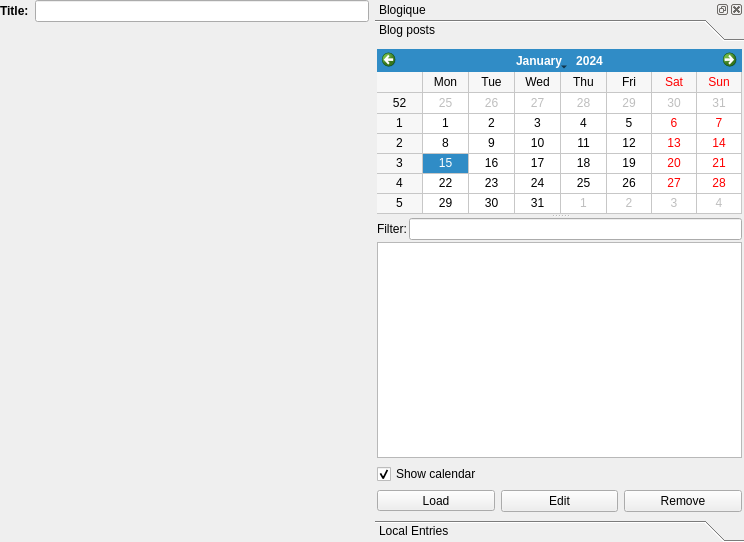
This is src/plugins/blogique/blogiquewidget.ui in 0xd34df00d/leechcraft as Qt 5 draws it before an edit. The edited form follows.
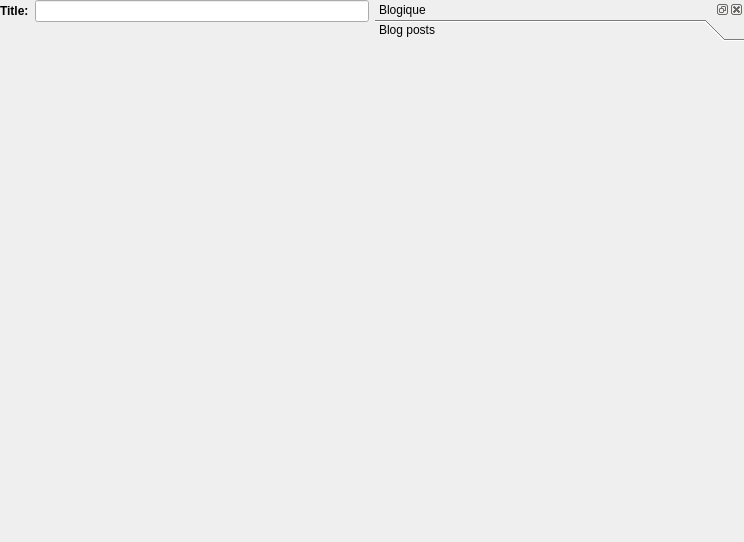
This is the edited form. Custom widgets are drawn as their Qt base class.

```diff
--- a/src/plugins/blogique/blogiquewidget.ui
+++ b/src/plugins/blogique/blogiquewidget.ui
@@ -96,194 +96,12 @@
             <x>0</x>
             <y>0</y>
             <width>369</width>
-            <height>463</height>
+            <height>490</height>
            </rect>
           </property>
           <attribute name="label">
            <string>Blog posts</string>
           </attribute>
-          <layout class="QGridLayout" name="gridLayout">
-           <property name="margin">
-            <number>2</number>
-           </property>
-           <item row="0" column="0">
-            <widget class="QSplitter" name="CalendarSplitter_">
-             <property name="orientation">
-              <enum>Qt::Vertical</enum>
-             </property>
-             <widget class="LeechCraft::Blogique::CalendarWidget" name="Calendar_">
-              <property name="firstDayOfWeek">
-               <enum>Qt::Monday</enum>
-              </property>
-              <property name="gridVisible">
-               <bool>true</bool>
-              </property>
-              <property name="dateEditEnabled">
-               <bool>false</bool>
-              </property>
-             </widget>
-             <widget class="QWidget" name="layoutWidget">
-              <layout class="QVBoxLayout" name="verticalLayout_2">
-               <property name="spacing">
-                <number>2</number>
-               </property>
-               <item>
-                <layout class="QHBoxLayout" name="horizontalLayout_3">
-                 <item>
-                  <widget class="QLabel" name="label_2">
-                   <property name="text">
-                    <string>Filter:</string>
-                   </property>
-                  </widget>
-                 </item>
-                 <item>
-                  <widget class="QLineEdit" name="PostsFilter_"/>
-                 </item>
-                </layout>
-               </item>
-               <item>
-                <widget class="QTreeView" name="PostsView_">
-                 <property name="sizePolicy">
-                  <sizepolicy hsizetype="Minimum" vsizetype="Expanding">
-                   <horstretch>0</horstretch>
-                   <verstretch>0</verstretch>
-                  </sizepolicy>
-                 </property>
-                 <property name="alternatingRowColors">
-                  <bool>true</bool>
-                 </property>
-                 <property name="rootIsDecorated">
-                  <bool>false</bool>
-                 </property>
-                </widget>
-               </item>
-              </layout>
-             </widget>
-            </widget>
-           </item>
-           <item row="1" column="0">
-            <widget class="QCheckBox" name="CalendarVisibility_">
-             <property name="text">
-              <string>Show calendar</string>
-             </property>
-             <property name="checked">
-              <bool>true</bool>
-             </property>
-            </widget>
-           </item>
-           <item row="2" column="0">
-            <layout class="QHBoxLayout" name="horizontalLayout_5" stretch="0,0,0">
-             <item>
-              <widget class="QToolButton" name="UpdateEntries_">
-               <property name="sizePolicy">
-                <sizepolicy hsizetype="Minimum" vsizetype="Fixed">
-                 <horstretch>0</horstretch>
-                 <verstretch>0</verstretch>
-                </sizepolicy>
-               </property>
-               <property name="toolTip">
-                <string>Show last entries.</string>
-               </property>
-               <property name="text">
-                <string>Load</string>
-               </property>
-               <property name="popupMode">
-                <enum>QToolButton::InstantPopup</enum>
-               </property>
-              </widget>
-             </item>
-             <item>
-              <widget class="QPushButton" name="Edit_">
-               <property name="toolTip">
-                <string>Post will be opened for editing in current tab.</string>
-               </property>
-               <property name="text">
-                <string>Edit</string>
-               </property>
-              </widget>
-             </item>
-             <item>
-              <widget class="QPushButton" name="RemoveRemotePost_">
-               <property name="toolTip">
-                <string>Post will be removed from local storage and from user's blog.</string>
-               </property>
-               <property name="text">
-                <string>Remove</string>
-               </property>
-              </widget>
-             </item>
-            </layout>
-           </item>
-          </layout>
-         </widget>
-         <widget class="QWidget" name="LocalEntries_">
-          <property name="geometry">
-           <rect>
-            <x>0</x>
-            <y>0</y>
-            <width>262</width>
-            <height>146</height>
-           </rect>
-          </property>
-          <attribute name="label">
-           <string>Local Entries</string>
-          </attribute>
-          <layout class="QGridLayout" name="gridLayout_3">
-           <property name="margin">
-            <number>2</number>
-           </property>
-           <item row="0" column="0" colspan="2">
-            <layout class="QVBoxLayout" name="verticalLayout_3">
-             <item>
-              <layout class="QHBoxLayout" name="horizontalLayout_4">
-               <item>
-                <widget class="QLabel" name="label_3">
-                 <property name="text">
-                  <string>Filter:</string>
-                 </property>
-                </widget>
-               </item>
-               <item>
-                <widget class="QLineEdit" name="DraftsFilter_"/>
-               </item>
-              </layout>
-             </item>
-             <item>
-              <widget class="QTreeView" name="LocalEntriesView_">
-               <property name="sizePolicy">
-                <sizepolicy hsizetype="Minimum" vsizetype="Expanding">
-                 <horstretch>0</horstretch>
-                 <verstretch>0</verstretch>
-                </sizepolicy>
-               </property>
-               <property name="rootIsDecorated">
-                <bool>false</bool>
-               </property>
-              </widget>
-             </item>
-            </layout>
-           </item>
-           <item row="1" column="0">
-            <widget class="QPushButton" name="RemoveDraft_">
-             <property name="toolTip">
-              <string>Remove draft from local storage.</string>
-             </property>
-             <property name="text">
-              <string>Remove</string>
-             </property>
-            </widget>
-           </item>
-           <item row="1" column="1">
-            <widget class="QPushButton" name="PublishDraft_">
-             <property name="toolTip">
-              <string>Publish draft to user's blog.</string>
-             </property>
-             <property name="text">
-              <string>Publish</string>
-             </property>
-            </widget>
-           </item>
-          </layout>
          </widget>
         </widget>
        </item>
@@ -326,13 +144,6 @@
    </property>
   </action>
  </widget>
- <customwidgets>
-  <customwidget>
-   <class>LeechCraft::Blogique::CalendarWidget</class>
-   <extends>QCalendarWidget</extends>
-   <header>calendarwidget.h</header>
-  </customwidget>
- </customwidgets>
  <resources/>
  <connections>
   <connection>
```
Left out of the diff: 19 changed lines with no effect on the pictures.
